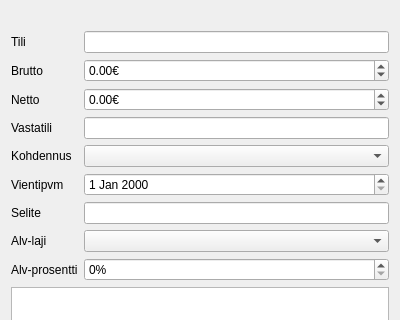
Old version of the form kitupiikki/kirjaus/kirjausapuridialog.ui in the repository artoh/kitupiikki; both pictures show x 0 to 400 and y 0 to 320 of the 400 by 530 pixel window.
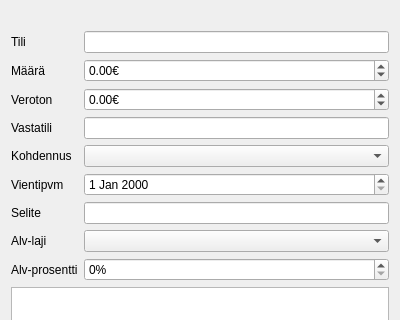
New version of the form. Icons and pictures are not drawn. Custom widgets are drawn as their Qt base class.

```diff
--- a/kitupiikki/kirjaus/kirjausapuridialog.ui
+++ b/kitupiikki/kirjaus/kirjausapuridialog.ui
@@ -45,7 +45,7 @@
      <item row="1" column="0">
       <widget class="QLabel" name="label_3">
        <property name="text">
-        <string>Brutto</string>
+        <string>Määrä</string>
        </property>
        <property name="buddy">
         <cstring>bruttoSpin</cstring>
@@ -68,7 +68,7 @@
      <item row="2" column="0">
       <widget class="QLabel" name="label_4">
        <property name="text">
-        <string>Netto</string>
+        <string>Veroton</string>
        </property>
        <property name="buddy">
         <cstring>nettoSpin</cstring>
```
Left out of the diff: 22 changed lines with no effect on the pictures.
